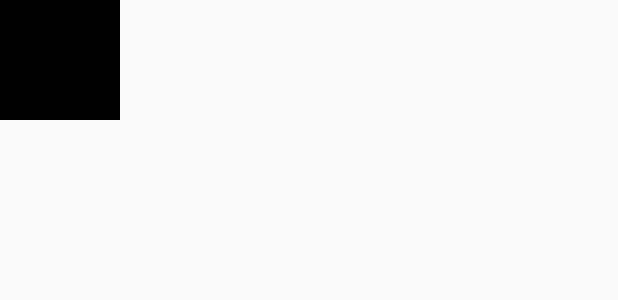
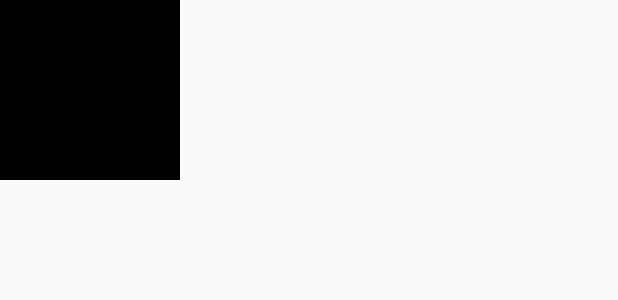
Before and after one commit to lor-enz/burgis-bapperl, an Android app: the layout sticker_image.xml on its own in the app's theme, with its tools: preview values and no code run, on a phone screen of 412 x 824 dp. Shown: the top 300 px of the screen. Run offline under Robolectric (Android 15) with nearby library versions, the phone set to English and light mode, and no system bars; plain views replace SimpleDraweeView.

Commit message:
Increased Sticker Preview Size to 120dp

```diff
--- a/burgis-bapperl-android/app/src/main/res/values/dimens.xml
+++ b/burgis-bapperl-android/app/src/main/res/values/dimens.xml
@@ -2,10 +2,10 @@
 <resources>
     <dimen name="preview_side_margin">16dp</dimen>
     <dimen name="margin_from_tray_to_name">16dp</dimen>
-    <dimen name="sticker_pack_details_image_size">80dp</dimen>
+    <dimen name="sticker_pack_details_image_size">120dp</dimen>
     <dimen name="sticker_pack_details_image_padding">8dp</dimen>
     <dimen name="fading_edge_length">8dp</dimen>
-    <dimen name="sticker_pack_list_item_preview_image_size">100dp</dimen>
+    <dimen name="sticker_pack_list_item_preview_image_size">50dp</dimen>
     <dimen name="sticker_pack_list_item_preview_image_padding">4dp</dimen>
     <dimen name="sticker_pack_list_item_row_dot_horizontal_padding">4dp</dimen>
 </resources>
```
